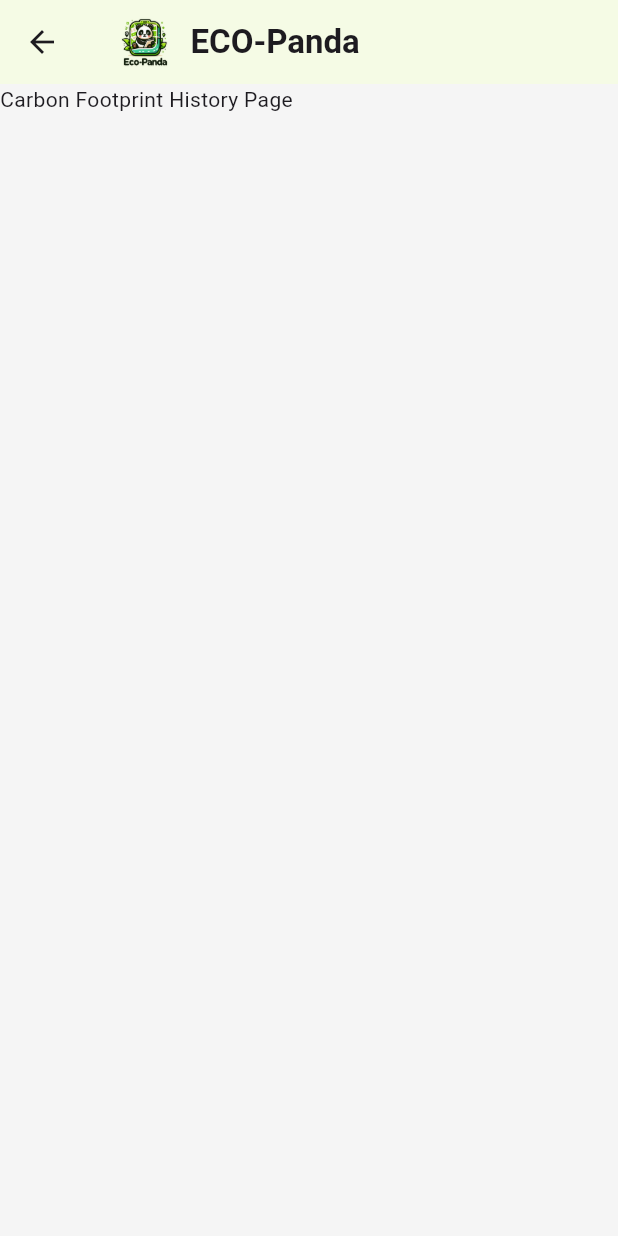
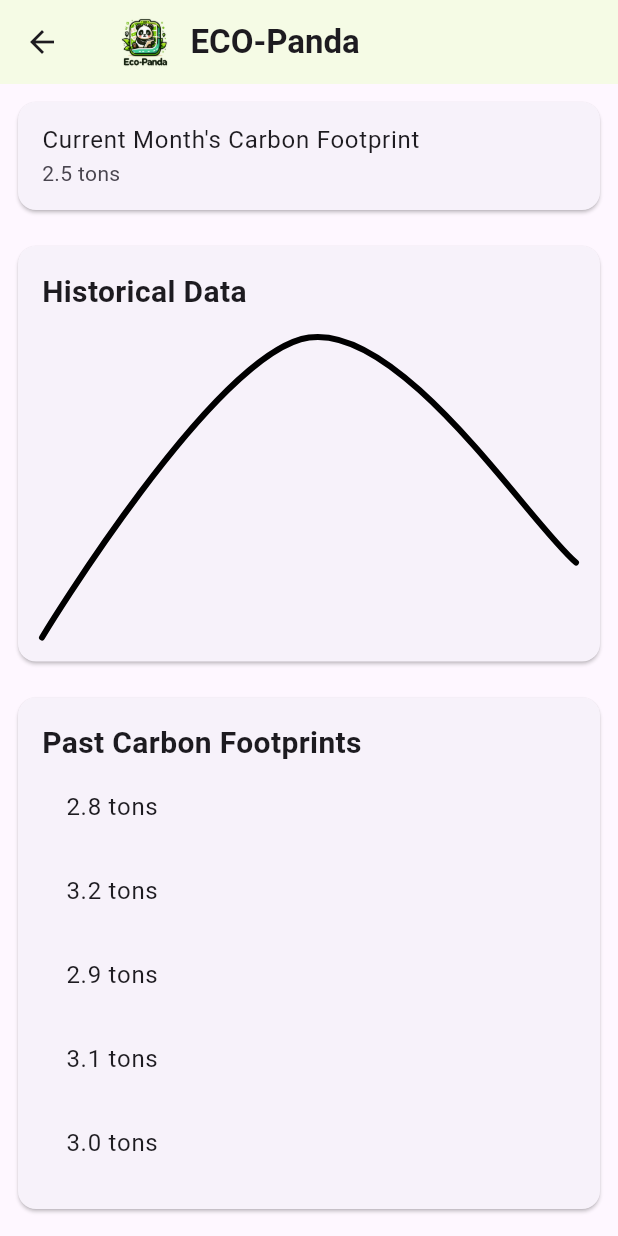
Before and after one commit to ThePandaGroup/Eco-Panda, a Flutter app: the ECarbonHistory screen opened directly, on a phone screen of 412 x 824 dp. Run offline on Flutter 3.47's test engine with Material 3 defaults, Android fonts, the phone set to English and light mode, and no system bars; drawn by our look-alikes of fl_chart; our stand-ins replace geolocator, google_maps_flutter, image_picker; missing offline and left inert: flutter_polyline_points.

Commit message:
added carbon history, fl_chart dependency to the app

```diff
--- a/eco_panda/lib/ecarbon_history.dart
+++ b/eco_panda/lib/ecarbon_history.dart
@@ -1,27 +1,104 @@
+// carbon history
+
+import 'dart:math';
+
+import 'package:eco_panda/page_template.dart';
 import 'package:flutter/material.dart';
-import './page_template.dart';
+import 'package:fl_chart/fl_chart.dart';
 
 class ECarbonHistory extends StatefulWidget {
-  const ECarbonHistory({super.key});
+  const ECarbonHistory({Key? key}) : super(key: key);
 
   @override
   State<ECarbonHistory> createState() => _ECarbonHistoryState();
 }
 
 class _ECarbonHistoryState extends State<ECarbonHistory> {
+  // Replace these with your actual data
+  final double _currentMonthFootprint = 2.5; // Current month's carbon footprint
+  final List<FlSpot> _historicalDataSpots = [
+    FlSpot(0, 2.8),
+    FlSpot(1, 3.2),
+    FlSpot(2, 2.9),
+  ];
+  final List<double> _pastFootprints = [2.8, 3.2, 2.9, 3.1, 3.0]; // Past carbon footprints
+
   @override
   Widget build(BuildContext context) {
-    return GestureDetector(
-        onTap: () {
-          FocusScope.of(context).requestFocus(FocusNode());
-        },
-        child: Scaffold(
-          backgroundColor: const Color(0xFFF5F5F5),
-          appBar: CustomAppBar(),
-          // temp: to show which page I am on
-          body: Text('Carbon Footprint History Page'),
+    return Scaffold(
+      appBar: CustomAppBar(),
+      body: SingleChildScrollView(
+        child: Column(
+          children: [
+            // Current Month's Carbon Footprint
+            Card(
+              margin: const EdgeInsets.all(12.0),
+              child: ListTile(
+                title: const Text('Current Month\'s Carbon Footprint'),
+                subtitle: Text('$_currentMonthFootprint tons'),
+              ),
+            ),
 
+            // Historical Data of Monthly Carbon Footprint
+            Card(
+              margin: const EdgeInsets.all(12.0),
+              child: Padding(
+                padding: const EdgeInsets.all(16.0),
+                child: Column(
+                  crossAxisAlignment: CrossAxisAlignment.start,
+                  children: [
+                    const Text('Historical Data', style: TextStyle(fontSize: 20, fontWeight: FontWeight.bold)),
+                    const SizedBox(height: 16.0),
+                    SizedBox(
+                      height: 200.0,
+                      child: LineChart(
+                        LineChartData(
+                          gridData: FlGridData(show: false),
+                          titlesData: FlTitlesData(show: false),
+                          borderData: FlBorderData(show: false),
+                          minX: 0,
+                          maxX: _historicalDataSpots.length.toDouble() - 1,
+                          minY: _historicalDataSpots.map((e) => e.y).reduce(min),
+                          maxY: _historicalDataSpots.map((e) => e.y).reduce(max),
+                          lineBarsData: [
+                            LineChartBarData(
+                              spots: _historicalDataSpots,
+                              isCurved: true,
+                              color: Colors.black,
+                              barWidth: 4,
+                              isStrokeCapRound: true,
+                              dotData: FlDotData(show: false),
+                              belowBarData: BarAreaData(show: false),
+                            ),
+                          ],
+                        ),
+
+                      ),
+                    ),
+                  ],
+                ),
+              ),
+            ),
+
+            // List of Past Carbon Footprints
+            Card(
+              margin: const EdgeInsets.all(12.0),
+              child: Padding(
+                padding: const EdgeInsets.all(16.0),
+                child: Column(
+                  crossAxisAlignment: CrossAxisAlignment.start,
+                  children: [
+                    const Text('Past Carbon Footprints', style: TextStyle(fontSize: 20, fontWeight: FontWeight.bold)),
+                    ..._pastFootprints.map((footprint) => ListTile(
+                      title: Text('$footprint tons'),
+                    )).toList(),
+                  ],
+                ),
+              ),
+            ),
+          ],
         ),
+      ),
     );
   }
 }
--- a/eco_panda/pubspec.yaml
+++ b/eco_panda/pubspec.yaml
@@ -40,6 +40,7 @@ dependencies:
   # Use with the CupertinoIcons class for iOS style icons.
   cupertino_icons: ^1.0.2
   image_picker: ^1.0.7
+  fl_chart: ^0.66.1
 
 dev_dependencies:
   flutter_test:
```
Also changed, not shown: eco_panda/pubspec.lock.
